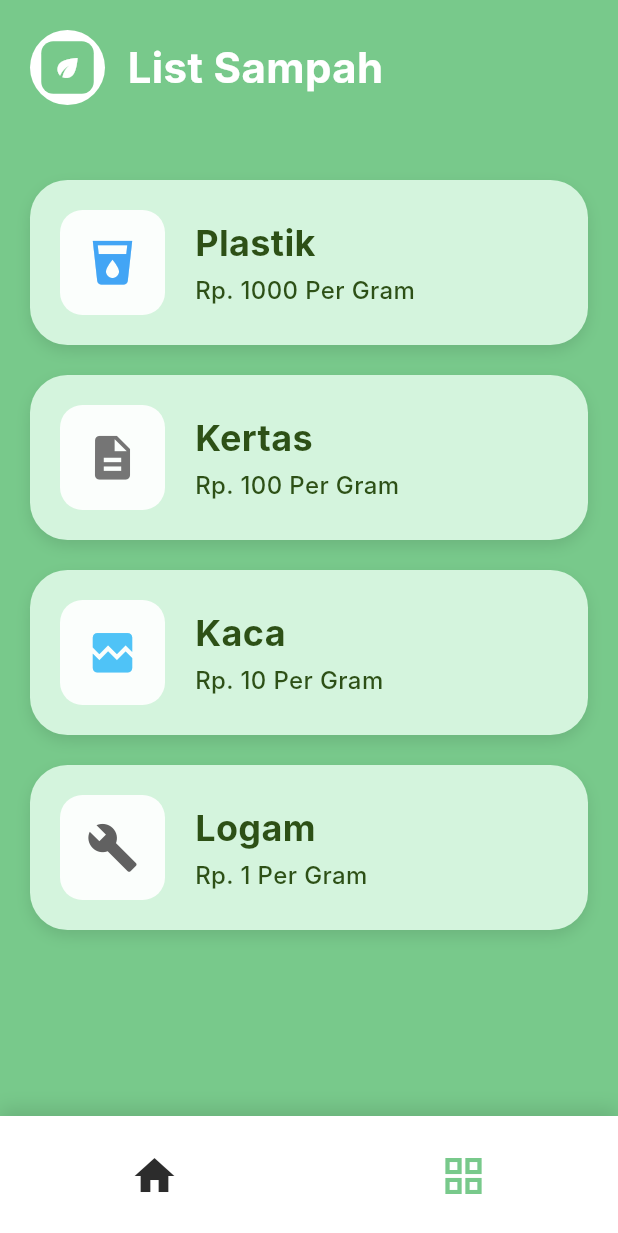
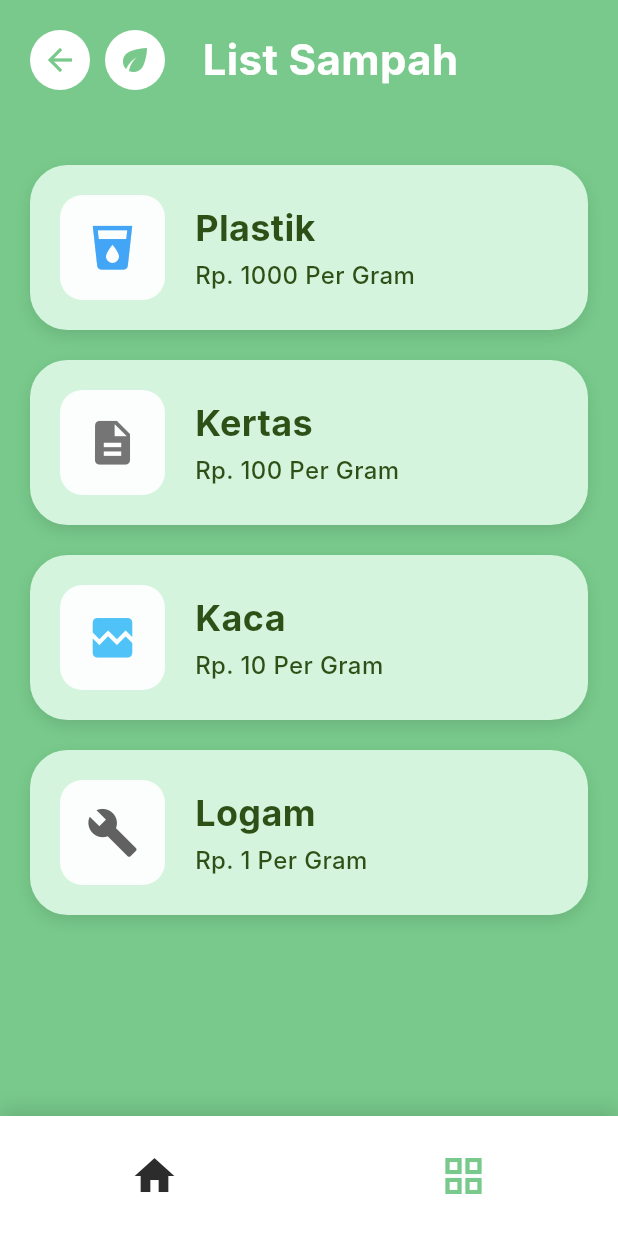
Before and after one commit to MiawMio/Gttrash, a Flutter app: the ListSampahScreen screen opened directly, on a phone screen of 412 x 824 dp. Shown: the top 1233 px of the screen. Run offline on Flutter 3.47's test engine with Material 3 defaults, Android fonts, the phone set to English and light mode, and no system bars; our stand-ins replace firebase_auth, firebase_core; accounts and stored records are empty; Roboto replaces fonts that are missing (Inter).

Commit message:
nambah ui list sampah dan informasi bank sampah lalu perbaikan log out dari menu home

```diff
--- a/trash_app/lib/screens/home_screen.dart
+++ b/trash_app/lib/screens/home_screen.dart
@@ -1,4 +1,3 @@
-
 import 'package:flutter/material.dart';
 import '../constants/app_colors.dart';
 import '../services/auth_service.dart';
@@ -75,14 +74,6 @@ class _HomeScreenState extends State<HomeScreen> {
                     ),
                   ),
                   const Spacer(),
-                  // Logout button
-                  IconButton(
-                    icon: const Icon(
-                      Icons.logout,
-                      color: AppColors.white,
-                    ),
-                    onPressed: () => _logout(context),
-                  ),
                 ],
               ),
             ),
@@ -293,7 +284,6 @@ class _HomeScreenState extends State<HomeScreen> {
     return GestureDetector(
       onTap: () {
         if (index == 1) {
-          // Navigate to menu screen when bottom right button is pressed
           Navigator.push(
             context,
             MaterialPageRoute(builder: (context) => const MenuScreen()),
--- a/trash_app/lib/screens/list_sampah_screen.dart
+++ b/trash_app/lib/screens/list_sampah_screen.dart
@@ -16,33 +16,35 @@ class ListSampahScreen extends StatelessWidget {
               padding: const EdgeInsets.all(20),
               child: Row(
                 children: [
-                  // Logo
+                  // Back button
+                  GestureDetector(
+                    onTap: () => Navigator.pop(context),
+                    child: Container(
+                      width: 40,
+                      height: 40,
+                      decoration: const BoxDecoration(
+                        color: AppColors.white,
+                        shape: BoxShape.circle,
+                      ),
+                      child: const Icon(
+                        Icons.arrow_back,
+                        color: AppColors.primaryGreen,
+                        size: 24,
+                      ),
+                    ),
+                  ),
+                // Logo
                   Container(
-                    width: 50,
-                    height: 50,
+                    width: 60,
+                    height: 40,
                     decoration: const BoxDecoration(
                       color: AppColors.white,
                       shape: BoxShape.circle,
                     ),
-                    child: Stack(
-                      alignment: Alignment.center,
-                      children: [
-                        // Book/leaf icon background
-                        Container(
-                          width: 35,
-                          height: 35,
-                          decoration: BoxDecoration(
-                            color: AppColors.primaryGreen,
-                            borderRadius: BorderRadius.circular(8),
-                          ),
-                        ),
-                        // Arrow/leaf symbol
-                        const Icon(
-                          Icons.eco,
-                          color: AppColors.white,
-                          size: 20,
-                        ),
-                      ],
+                    child: const Icon(
+                      Icons.eco,
+                      color: AppColors.primaryGreen,
+                      size: 24,
                     ),
                   ),
                   const SizedBox(width: 15),
--- a/trash_app/lib/screens/menu_screen.dart
+++ b/trash_app/lib/screens/menu_screen.dart
@@ -1,9 +1,9 @@
 import 'package:flutter/material.dart';
+import 'package:trash_app/screens/list_sampah_screen.dart';
 import '../constants/app_colors.dart';
 import '../services/auth_service.dart';
 import 'login_screen.dart';
 import 'profile_screen.dart';
-import 'list_sampah_screen.dart';
 
 class MenuScreen extends StatelessWidget {
   const MenuScreen({super.key});
@@ -67,14 +67,6 @@ class MenuScreen extends StatelessWidget {
                     ),
                   ),
                   const Spacer(),
-                  // Logout button
-                  IconButton(
-                    icon: const Icon(
-                      Icons.logout,
-                      color: AppColors.white,
-                    ),
-                    onPressed: () => _logout(context),
-                  ),
                 ],
               ),
             ),
@@ -95,7 +87,7 @@ class MenuScreen extends StatelessWidget {
                       backgroundColor: const Color(0xFFE8F5E8),
                       onTap: () {
                         // Navigate to trash list screen
-                        Navigator.push(
+                       Navigator.push(
                           context,
                           MaterialPageRoute(builder: (_) => const ListSampahScreen()),
                         );
```
